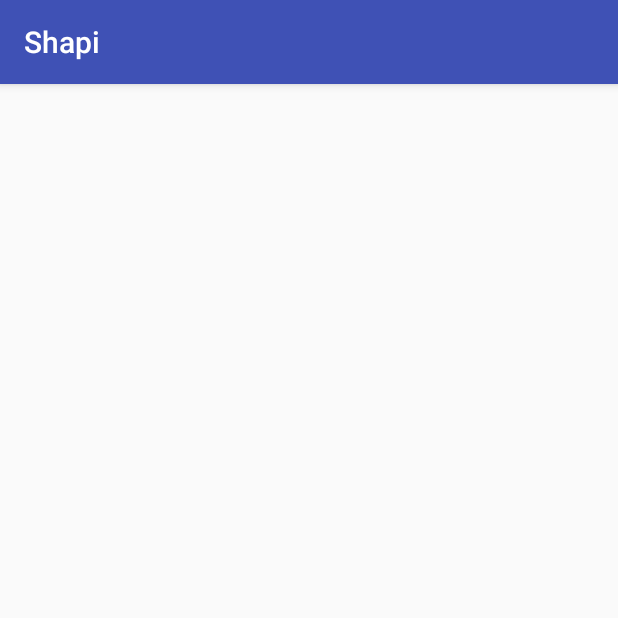
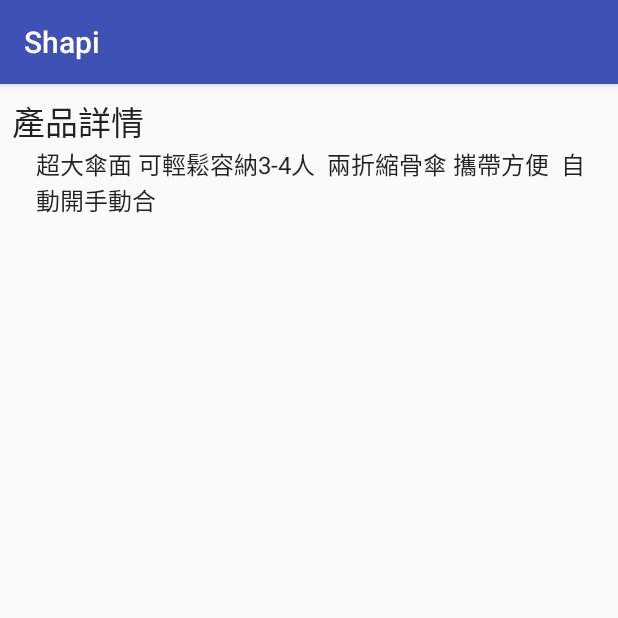
Before and after one commit to hanktom/Shapi, an Android app: the DetailActivity screen opened directly, with no data from a screen before it, on a phone screen of 412 x 824 dp, the top half of it. Run offline under Robolectric (Android 15) with nearby library versions, the phone set to English and light mode, and no system bars.

Commit message:
correct layout_detail.xml

```diff
--- a/app/src/main/res/layout/activity_detail.xml
+++ b/app/src/main/res/layout/activity_detail.xml
@@ -6,4 +6,26 @@
     android:layout_height="match_parent"
     tools:context=".DetailActivity">
 
+    <TextView
+        android:id="@+id/textView2"
+        android:layout_width="wrap_content"
+        android:layout_height="wrap_content"
+        android:layout_marginStart="8dp"
+        android:layout_marginTop="8dp"
+        android:text="產品詳情"
+        android:textAppearance="@android:style/TextAppearance.DeviceDefault.Large"
+        app:layout_constraintStart_toStartOf="parent"
+        app:layout_constraintTop_toTopOf="parent" />
+
+    <TextView
+        android:id="@+id/textView3"
+        android:layout_width="0dp"
+        android:layout_height="wrap_content"
+        android:layout_marginEnd="8dp"
+        android:layout_marginStart="24dp"
+        android:text="超大傘面 可輕鬆容納3-4人  兩折縮骨傘 攜帶方便  自動開手動合   "
+        android:textAppearance="@style/TextAppearance.AppCompat.Widget.PopupMenu.Large"
+        app:layout_constraintEnd_toEndOf="parent"
+        app:layout_constraintStart_toStartOf="parent"
+        app:layout_constraintTop_toBottomOf="@+id/textView2" />
 </android.support.constraint.ConstraintLayout>
```
